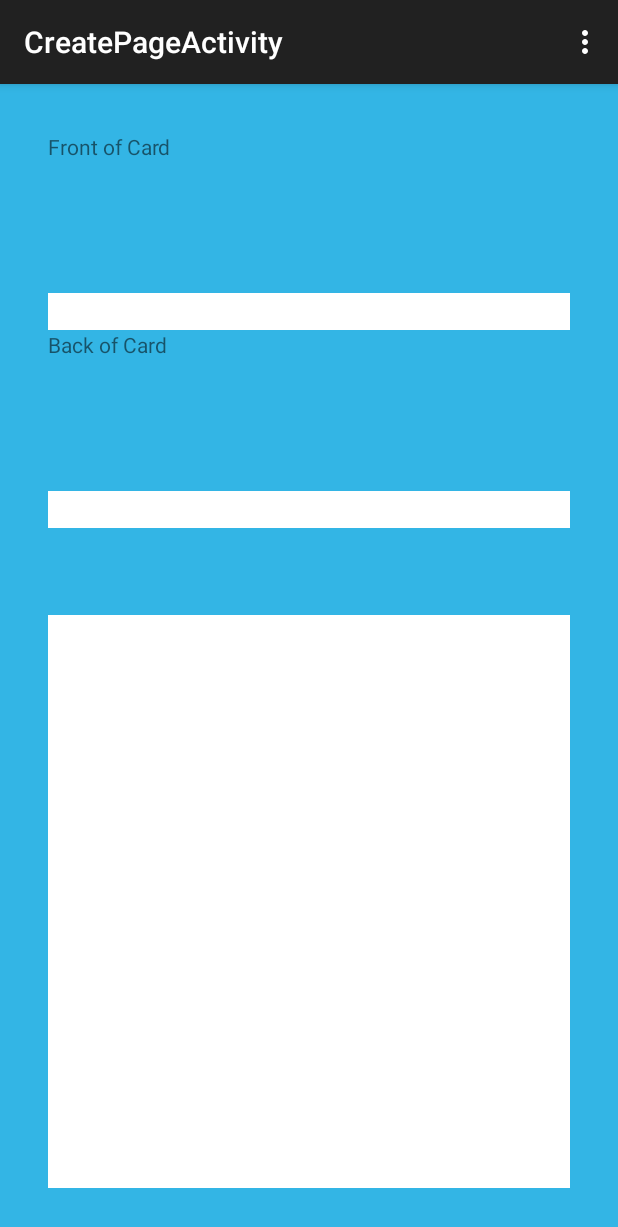
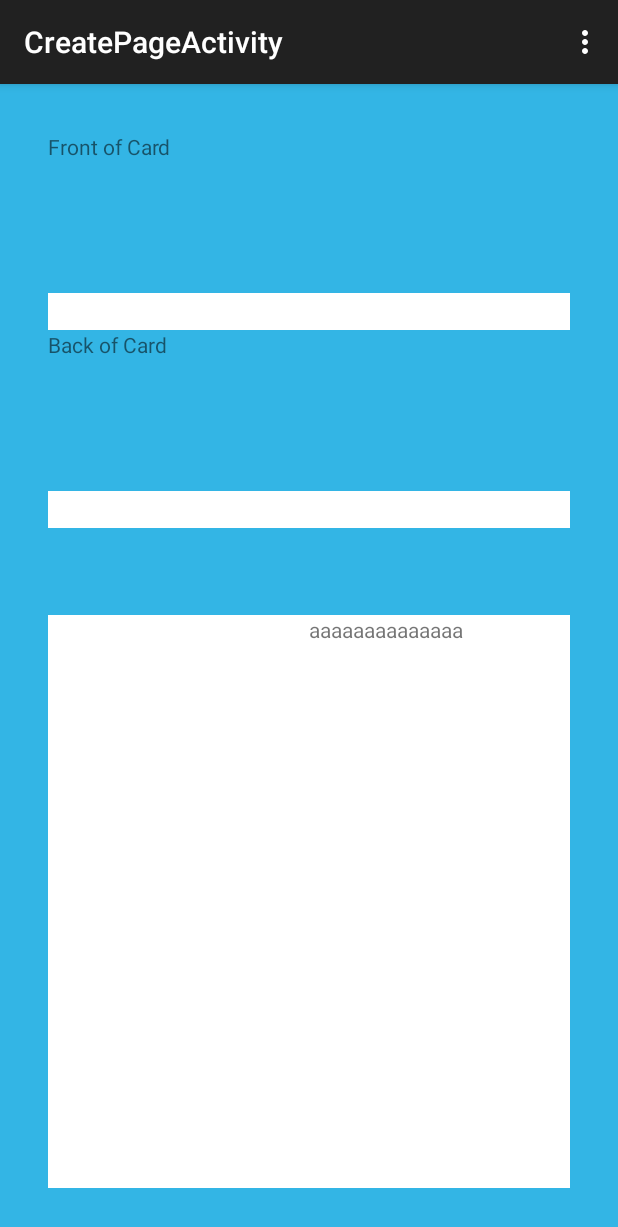
Before and after one commit to jrbraaten/NotecardApp, an Android app: the CreatePageActivity screen opened directly, with no data from a screen before it, on a phone screen of 412 x 824 dp. Shown: the top 1227 px of the screen. Run offline under Robolectric (Android 15) with nearby library versions, the phone set to English and light mode, and no system bars.

Commit message:
Testing Design for Creation page

```diff
--- a/app/src/main/res/layout/activity_create_page.xml
+++ b/app/src/main/res/layout/activity_create_page.xml
@@ -66,12 +66,12 @@
                 <ScrollView
                     android:layout_width="fill_parent"
                     android:layout_height="fill_parent"
-                    android:id="@+id/scrollView"
+                    android:id="@+id/frontCardScrollView"
                     android:layout_alignParentTop="true"
                     android:layout_alignParentLeft="true"
                     android:layout_alignParentStart="true"
                     android:layout_marginTop="58dp"
-                    android:background="@android:color/white"/>
+                    android:background="@android:color/white"></ScrollView>
             </RelativeLayout>
 
             <RelativeLayout
@@ -82,12 +82,20 @@
                 <ScrollView
                     android:layout_width="fill_parent"
                     android:layout_height="fill_parent"
-                    android:id="@+id/scrollView"
+                    android:id="@+id/backCardScrollView"
                     android:layout_alignParentTop="true"
                     android:layout_alignParentLeft="true"
                     android:layout_alignParentStart="true"
                     android:layout_marginTop="58dp"
-                    android:background="@android:color/white"/>
+                    android:background="@android:color/white">
+
+                <TextView
+                    android:layout_width="fill_parent"
+                    android:layout_height="wrap_content"
+                    android:text="aaaaaaaaaaaaaa"
+                    android:clickable="true"/>
+
+                </ScrollView>
             </RelativeLayout>
         </LinearLayout>
     </LinearLayout>
```
